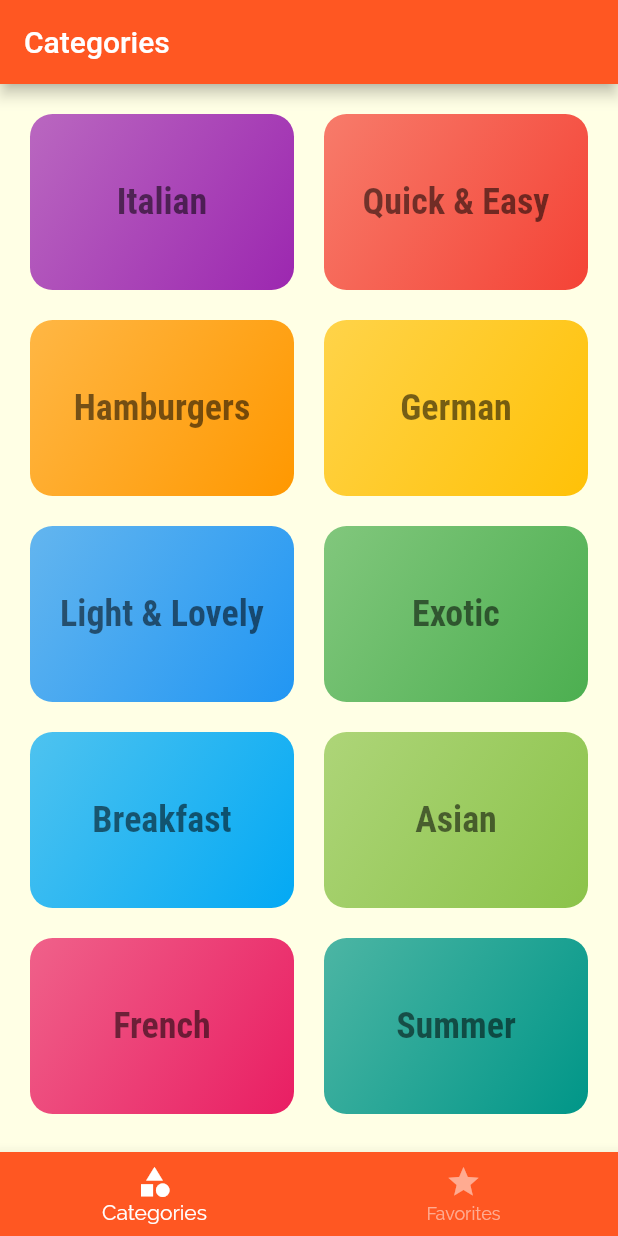
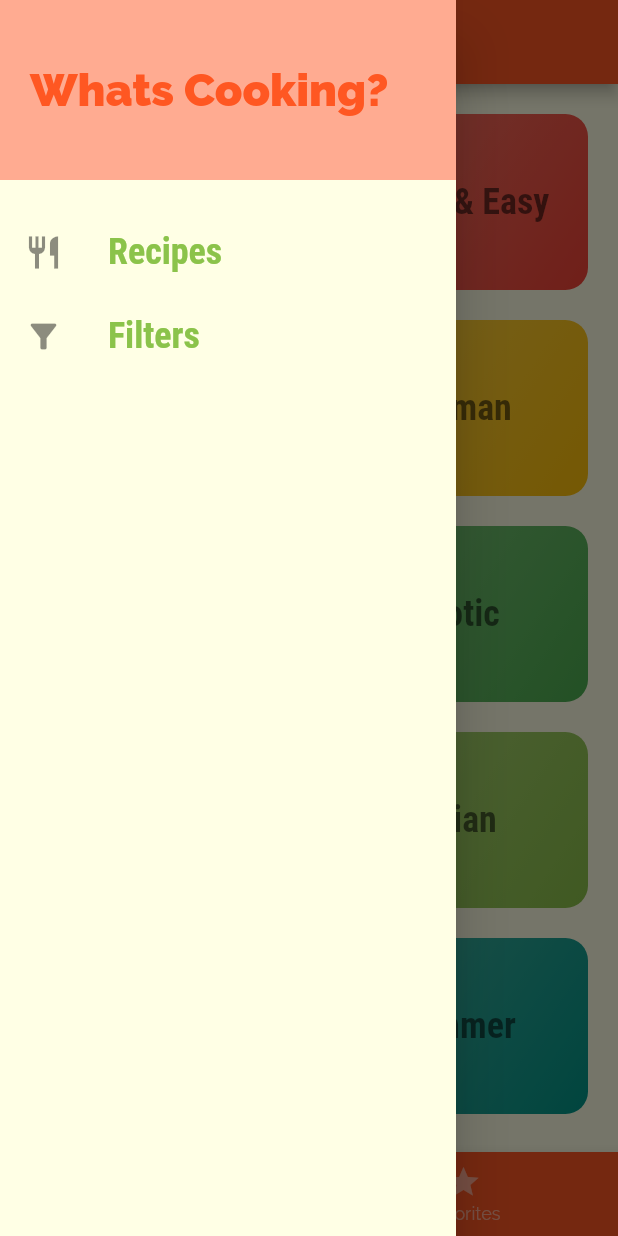
Before and after one commit to sharathbennur/recipes_app, a Flutter app: the screen it shows after launch, with the side drawer open (before the commit the screen has no drawer), on a phone screen of 412 x 824 dp. Run offline on Flutter 3.47's test engine with Material 2 defaults, Android fonts, the phone set to English and light mode, and no system bars.

Commit message:
final commit - added favorites page & functionality and hamburger drawer. Drawer does not work as the function types don't match

```diff
--- a/lib/main.dart
+++ b/lib/main.dart
@@ -1,16 +1,75 @@
 import 'package:flutter/material.dart';
+import 'package:recipes_app/data/dummy_recipes.dart';
 
 import './screens/tabs.dart';
 import './screens/recipe_detail.dart';
 import './screens/recipes.dart';
 import './screens/categories.dart';
+import './screens/filters.dart';
+import './models/recipe.dart';
 
 void main() {
-  runApp(const MyApp());
+  runApp(MyApp());
 }
 
-class MyApp extends StatelessWidget {
-  const MyApp({Key? key}) : super(key: key);
+class MyApp extends StatefulWidget {
+  @override
+  _MyAppState createState() => _MyAppState();
+}
+
+class _MyAppState extends State<MyApp> {
+  Map<String, bool> _filters = {
+    'gluten': false,
+    'lactose': false,
+    'vegan': false,
+    'vegetarian': false,
+  };
+  List<Recipe> _availableMeals = dummyRecipes;
+  List<Recipe> _favoriteMeals = [];
+
+  void _setFilters(Map<String, bool> filterData) {
+    setState(() {
+      _filters = filterData;
+
+      _availableMeals = dummyRecipes.where((meal) {
+        if (_filters['gluten']! && !meal.isGlutenFree) {
+          return false;
+        }
+        if (_filters['lactose']! && !meal.isLactoseFree) {
+          return false;
+        }
+        if (_filters['vegan']! && !meal.isVegan) {
+          return false;
+        }
+        if (_filters['vegetarian']! && !meal.isVegetarian) {
+          return false;
+        }
+        return true;
+      }).toList();
+    });
+  }
+
+  void _toggleFavorite(String mealId) {
+    final existingIndex =
+        _favoriteMeals.indexWhere((meal) => meal.id == mealId);
+    if (existingIndex >= 0) {
+      setState(() {
+        _favoriteMeals.removeAt(existingIndex);
+      });
+    } else {
+      setState(() {
+        _favoriteMeals.add(
+          dummyRecipes.firstWhere((meal) => meal.id == mealId),
+        );
+      });
+    }
+  }
+
+  bool _isMealFavorite(String id) {
+    return _favoriteMeals.any((meal) => meal.id == id);
+  }
+
+  @override
   @override
   Widget build(BuildContext context) {
     return MaterialApp(
@@ -29,14 +88,22 @@ class MyApp extends StatelessWidget {
                 ),
               ),
         ),
+        initialRoute: '/', // default is '/'
         routes: {
-        '/': (ctx) => TabsScreen(),
-        RecipesScreen.routeName: (ctx) => RecipesScreen(),
-        RecipeDetailScreen.routeName: (ctx) => RecipeDetailScreen(),
+          '/': (ctx) => TabsScreen(_favoriteMeals),
+          RecipesScreen.routeName: (ctx) => RecipesScreen(_availableMeals),
+          RecipeDetailScreen.routeName: (ctx) =>
+              RecipeDetailScreen(_toggleFavorite, _isMealFavorite),
+          FiltersScreen.routeName: (ctx) =>
+              FiltersScreen(_filters, _setFilters),
         },
         onGenerateRoute: (settings) {
           return MaterialPageRoute(builder: (context) => CategoriesScreen());
         },
+        onUnknownRoute: (settings) {
+          return MaterialPageRoute(
+            builder: (ctx) => CategoriesScreen(),
           );
+        });
   }
 }
--- a/lib/screens/tabs.dart
+++ b/lib/screens/tabs.dart
@@ -1,27 +1,37 @@
 import 'package:flutter/material.dart';
 
+import '../models/recipe.dart';
+import '../widgets/drawer.dart';
 import '../screens/favorites.dart';
 import '../screens/categories.dart';
 
 class TabsScreen extends StatefulWidget {
-  const TabsScreen({Key? key}) : super(key: key);
+  final List<Recipe> favoriteMeals;
+
+  TabsScreen(this.favoriteMeals);
 
   @override
   _TabsScreenState createState() => _TabsScreenState();
 }
 
 class _TabsScreenState extends State<TabsScreen> {
-  final List<Map<String, Object>> _pages = [
+  late List<Map<String, Object>> _pages;
+  int _selectedPageIndex = 0;
+
+  @override
+  void initState() {
+    _pages = [
       {
         'page': const CategoriesScreen(),
         'title': 'Categories',
       },
       {
-      'page': FavoritesScreen(),
+        'page': FavoritesScreen(widget.favoriteMeals),
         'title': 'Your Favorite',
       },
     ];
-  int _selectedPageIndex = 0;
+    super.initState();
+  }
 
   void _selectPage(int index) {
     setState(() {
@@ -35,6 +45,7 @@ class _TabsScreenState extends State<TabsScreen> {
       appBar: AppBar(
         title: Text(_pages[_selectedPageIndex]['title'] as String),
       ),
+      drawer: MainDrawer(),
       body: _pages[_selectedPageIndex]['page'] as Widget,
       bottomNavigationBar: BottomNavigationBar(
         onTap: _selectPage,
--- /dev/null
+++ b/lib/widgets/drawer.dart
@@ -0,0 +1,57 @@
+import 'package:flutter/material.dart';
+
+import '../screens/filters.dart';
+
+class MainDrawer extends StatelessWidget {
+  Widget buildListTile(String title, IconData icon, Function tapHandler) {
+    return ListTile(
+      leading: Icon(
+        icon,
+        size: 26,
+      ),
+      title: Text(
+        title,
+        style: const TextStyle(
+          fontFamily: 'RobotoCondensed',
+          fontSize: 24,
+          fontWeight: FontWeight.bold,
+        ),
+      ),
+      onTap: () => tapHandler,
+    );
+  }
+
+  @override
+  Widget build(BuildContext context) {
+    return Drawer(
+      child: Column(
+        children: <Widget>[
+          Container(
+            height: 120,
+            width: double.infinity,
+            padding: const EdgeInsets.all(20),
+            alignment: Alignment.centerLeft,
+            color: Theme.of(context).backgroundColor,
+            child: Text(
+              'Whats Cooking?',
+              style: TextStyle(
+                  fontWeight: FontWeight.w900,
+                  fontSize: 30,
+                  color: Theme.of(context).primaryColor),
+            ),
+          ),
+          const SizedBox(
+            height: 20,
+          ),
+          buildListTile('Recipes', Icons.restaurant, () {
+            print('Trying to handle Recipes');
+            // Navigator.of(context).pushReplacementNamed('/');
+          }),
+          buildListTile('Filters', Icons.filter_alt, () {
+            Navigator.of(context).pushReplacementNamed(FiltersScreen.routeName);
+          }),
+        ],
+      ),
+    );
+  }
+}
```
Also changed, not shown: lib/screens/favorites.dart (+26 -3 lines), lib/screens/filters.dart (added, +136 -0 lines), lib/screens/recipe_detail.dart (+18 -5 lines), lib/screens/recipes.dart (+53 -23 lines), lib/widgets/recipe_item.dart (+9 -3 lines). Lines whose indentation alone changed are shown as unchanged.
